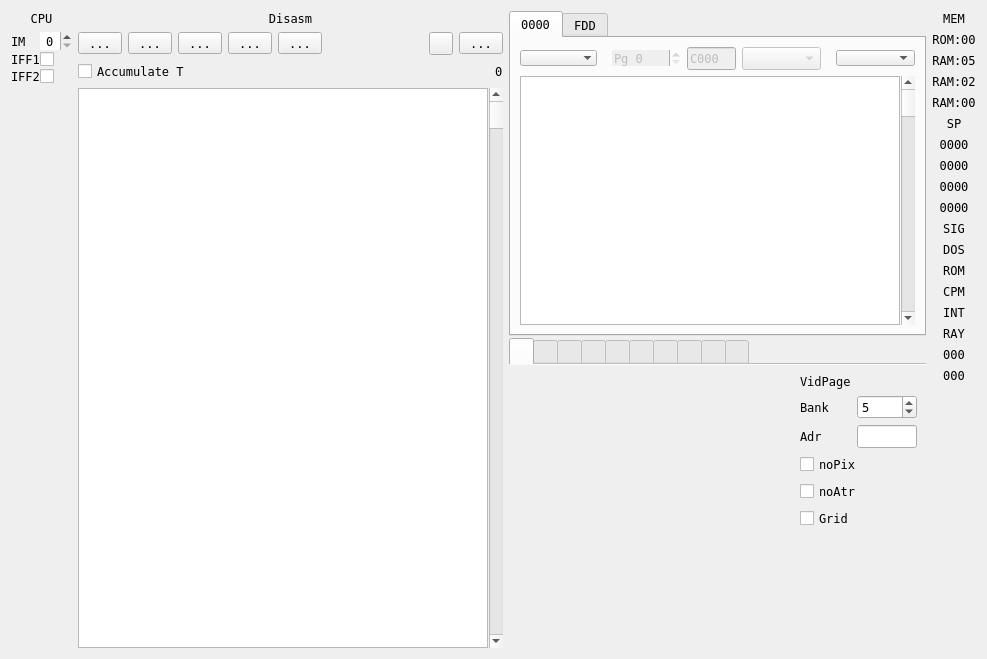
Qt form ui/debuger.ui (samstyle/Xpeccy) before a commit.
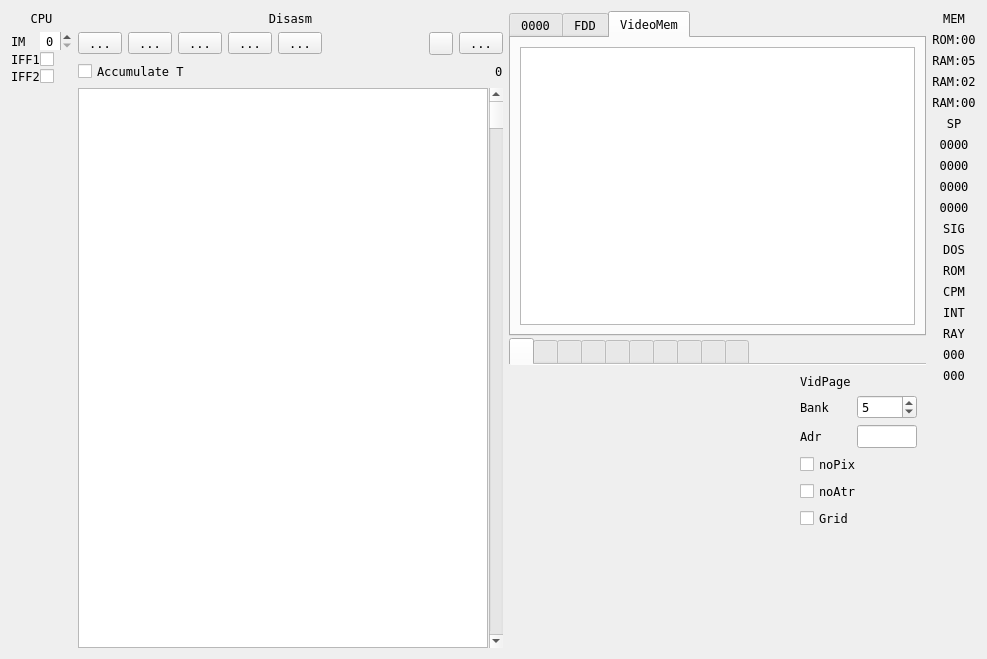
The same form after that commit. The open tabs and pages were chosen to show the change. Icons and pictures are not drawn. Custom widgets are drawn as their Qt base class.

Commit message: build 20211207 + i80286: fix xlatb opcode + deBUGa: add videomem dump ~ rename some files

Diff of the .ui file:
```diff
--- a/ui/debuger.ui
+++ b/ui/debuger.ui
@@ -874,6 +874,53 @@
          </item>
         </layout>
        </widget>
+       <widget class="QWidget" name="tab_6">
+        <attribute name="title">
+         <string>VideoMem</string>
+        </attribute>
+        <layout class="QVBoxLayout" name="verticalLayout_16">
+         <item>
+          <widget class="xVMemDump" name="tabVidMem">
+           <property name="horizontalScrollBarPolicy">
+            <enum>Qt::ScrollBarAlwaysOff</enum>
+           </property>
+           <property name="editTriggers">
+            <set>QAbstractItemView::NoEditTriggers</set>
+           </property>
+           <property name="alternatingRowColors">
+            <bool>true</bool>
+           </property>
+           <property name="selectionMode">
+            <enum>QAbstractItemView::SingleSelection</enum>
+           </property>
+           <property name="textElideMode">
+            <enum>Qt::ElideNone</enum>
+           </property>
+           <property name="showGrid">
+            <bool>false</bool>
+           </property>
+           <property name="gridStyle">
+            <enum>Qt::DotLine</enum>
+           </property>
+           <attribute name="horizontalHeaderVisible">
+            <bool>false</bool>
+           </attribute>
+           <attribute name="horizontalHeaderDefaultSectionSize">
+            <number>30</number>
+           </attribute>
+           <attribute name="horizontalHeaderStretchLastSection">
+            <bool>true</bool>
+           </attribute>
+           <attribute name="verticalHeaderVisible">
+            <bool>false</bool>
+           </attribute>
+           <attribute name="verticalHeaderDefaultSectionSize">
+            <number>17</number>
+           </attribute>
+          </widget>
+         </item>
+        </layout>
+       </widget>
       </widget>
      </item>
      <item>
@@ -3210,6 +3257,11 @@
    <extends>QTableView</extends>
    <header location="global">stdlib.h</header>
   </customwidget>
+  <customwidget>
+   <class>xVMemDump</class>
+   <extends>QTableView</extends>
+   <header location="global">stdlib.h</header>
+  </customwidget>
  </customwidgets>
  <tabstops>
   <tabstop>tbAddBrk</tabstop>
```
The commit also changes 21 other files.
